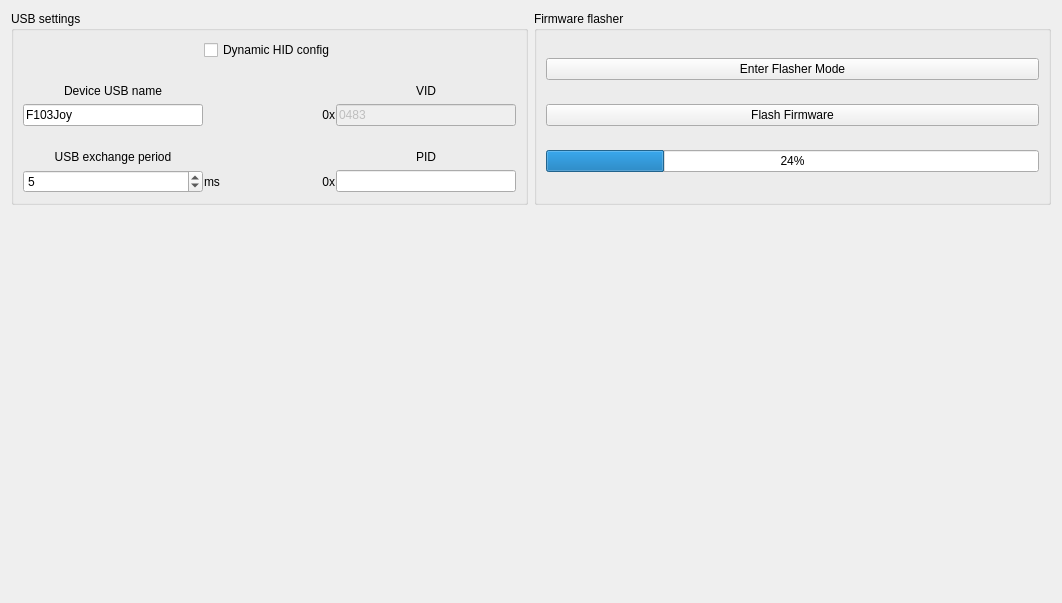
Before: the Qt Designer form widgets/advancedsettings.ui in FreeJoy-Team/FreeJoyConfiguratorQt, drawn with Qt 5.
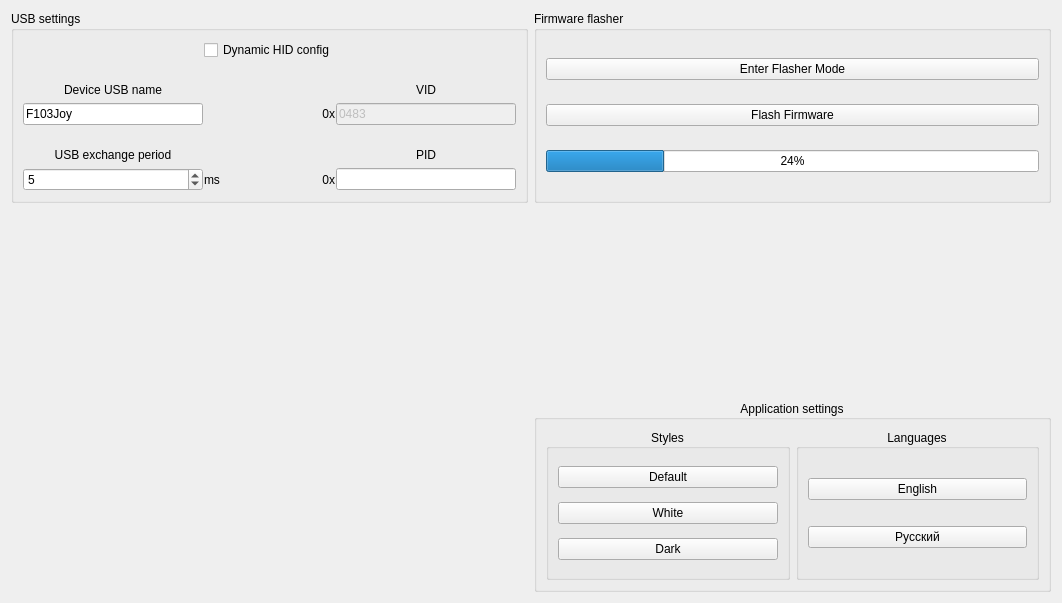
After: the same form once the commit is applied.

The edit to the form file:
```diff
--- a/widgets/advancedsettings.ui
+++ b/widgets/advancedsettings.ui
@@ -13,7 +13,58 @@
   <property name="windowTitle">
    <string>Form</string>
   </property>
-  <layout class="QGridLayout" name="gridLayout" rowstretch="5,10" columnstretch="0,0">
+  <layout class="QGridLayout" name="gridLayout" rowstretch="5,5,5" columnstretch="0,0">
+   <item row="0" column="1">
+    <widget class="QGroupBox" name="groupBox_2">
+     <property name="title">
+      <string>Firmware flasher</string>
+     </property>
+     <layout class="QGridLayout" name="gridLayout_2" rowstretch="0,0,0">
+      <item row="1" column="0">
+       <widget class="QPushButton" name="pushButton_FlashFirmware">
+        <property name="sizePolicy">
+         <sizepolicy hsizetype="Minimum" vsizetype="Fixed">
+          <horstretch>0</horstretch>
+          <verstretch>0</verstretch>
+         </sizepolicy>
+        </property>
+        <property name="text">
+         <string>Flash Firmware</string>
+        </property>
+       </widget>
+      </item>
+      <item row="0" column="0">
+       <widget class="QPushButton" name="pushButton_FlasherMode">
+        <property name="sizePolicy">
+         <sizepolicy hsizetype="Minimum" vsizetype="Fixed">
+          <horstretch>0</horstretch>
+          <verstretch>0</verstretch>
+         </sizepolicy>
+        </property>
+        <property name="text">
+         <string>Enter Flasher Mode</string>
+        </property>
+       </widget>
+      </item>
+      <item row="2" column="0">
+       <widget class="QProgressBar" name="progressBar_Flash">
+        <property name="sizePolicy">
+         <sizepolicy hsizetype="Expanding" vsizetype="Fixed">
+          <horstretch>0</horstretch>
+          <verstretch>0</verstretch>
+         </sizepolicy>
+        </property>
+        <property name="value">
+         <number>24</number>
+        </property>
+        <property name="alignment">
+         <set>Qt::AlignCenter</set>
+        </property>
+       </widget>
+      </item>
+     </layout>
+    </widget>
+   </item>
    <item row="0" column="0">
     <widget class="QGroupBox" name="groupBox">
      <property name="title">
@@ -57,6 +108,15 @@
           <verstretch>0</verstretch>
          </sizepolicy>
         </property>
+        <property name="frame">
+         <bool>true</bool>
+        </property>
+        <property name="buttonSymbols">
+         <enum>QAbstractSpinBox::UpDownArrows</enum>
+        </property>
+        <property name="correctionMode">
+         <enum>QAbstractSpinBox::CorrectToNearestValue</enum>
+        </property>
         <property name="minimum">
          <number>1</number>
         </property>
@@ -164,58 +224,78 @@
      </layout>
     </widget>
    </item>
-   <item row="0" column="1">
-    <widget class="QGroupBox" name="groupBox_2">
+   <item row="2" column="1">
+    <widget class="QGroupBox" name="groupBox_3">
      <property name="title">
-      <string>Firmware flasher</string>
+      <string>Application settings</string>
      </property>
-     <layout class="QGridLayout" name="gridLayout_2" rowstretch="0,0,0">
+     <property name="alignment">
+      <set>Qt::AlignCenter</set>
+     </property>
+     <layout class="QGridLayout" name="gridLayout_4">
       <item row="1" column="0">
-       <widget class="QPushButton" name="pushButton_FlashFirmware">
-        <property name="sizePolicy">
-         <sizepolicy hsizetype="Minimum" vsizetype="Fixed">
-          <horstretch>0</horstretch>
-          <verstretch>0</verstretch>
-         </sizepolicy>
+       <widget class="QGroupBox" name="groupBox_4">
+        <property name="title">
+         <string>Styles</string>
         </property>
-        <property name="text">
-         <string>Flash Firmware</string>
+        <property name="alignment">
+         <set>Qt::AlignCenter</set>
         </property>
+        <layout class="QGridLayout" name="gridLayout_5">
+         <item row="2" column="0">
+          <widget class="QPushButton" name="pushButton_StyleDark">
+           <property name="text">
+            <string>Dark</string>
+           </property>
+          </widget>
+         </item>
+         <item row="1" column="0">
+          <widget class="QPushButton" name="pushButton_StyleWhite">
+           <property name="text">
+            <string>White</string>
+           </property>
+          </widget>
+         </item>
+         <item row="0" column="0">
+          <widget class="QPushButton" name="pushButton_StyleDefault">
+           <property name="text">
+            <string>Default</string>
+           </property>
+          </widget>
+         </item>
+        </layout>
        </widget>
       </item>
-      <item row="0" column="0">
-       <widget class="QPushButton" name="pushButton_FlasherMode">
-        <property name="sizePolicy">
-         <sizepolicy hsizetype="Minimum" vsizetype="Fixed">
-          <horstretch>0</horstretch>
-          <verstretch>0</verstretch>
-         </sizepolicy>
+      <item row="1" column="1">
+       <widget class="QGroupBox" name="groupBox_5">
+        <property name="title">
+         <string>Languages</string>
         </property>
-        <property name="text">
-         <string>Enter Flasher Mode</string>
-        </property>
-       </widget>
-      </item>
-      <item row="2" column="0">
-       <widget class="QProgressBar" name="progressBar_Flash">
-        <property name="sizePolicy">
-         <sizepolicy hsizetype="Expanding" vsizetype="Fixed">
-          <horstretch>0</horstretch>
-          <verstretch>0</verstretch>
-         </sizepolicy>
-        </property>
-        <property name="value">
-         <number>24</number>
-        </property>
         <property name="alignment">
          <set>Qt::AlignCenter</set>
         </property>
+        <layout class="QGridLayout" name="gridLayout_6">
+         <item row="0" column="0">
+          <widget class="QPushButton" name="pushButton_LangEnglish">
+           <property name="text">
+            <string notr="true">English</string>
+           </property>
+          </widget>
+         </item>
+         <item row="1" column="0">
+          <widget class="QPushButton" name="pushButton_LangRussian">
+           <property name="text">
+            <string notr="true">Русский</string>
+           </property>
+          </widget>
+         </item>
+        </layout>
        </widget>
       </item>
      </layout>
     </widget>
    </item>
-   <item row="1" column="0" colspan="2">
+   <item row="2" column="0">
     <spacer name="verticalSpacer">
      <property name="orientation">
       <enum>Qt::Vertical</enum>
@@ -228,6 +308,19 @@
      </property>
     </spacer>
    </item>
+   <item row="1" column="1">
+    <spacer name="verticalSpacer_2">
+     <property name="orientation">
+      <enum>Qt::Vertical</enum>
+     </property>
+     <property name="sizeHint" stdset="0">
+      <size>
+       <width>20</width>
+       <height>40</height>
+      </size>
+     </property>
+    </spacer>
+   </item>
   </layout>
  </widget>
  <resources/>
```
